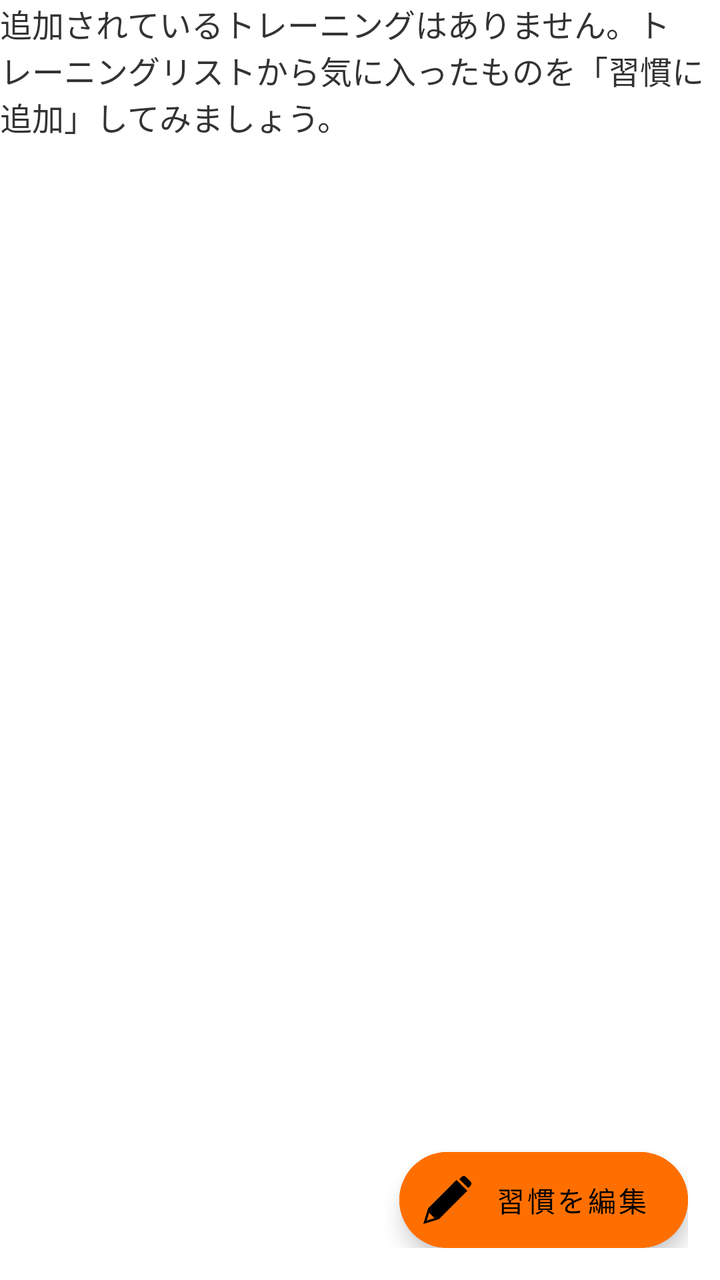
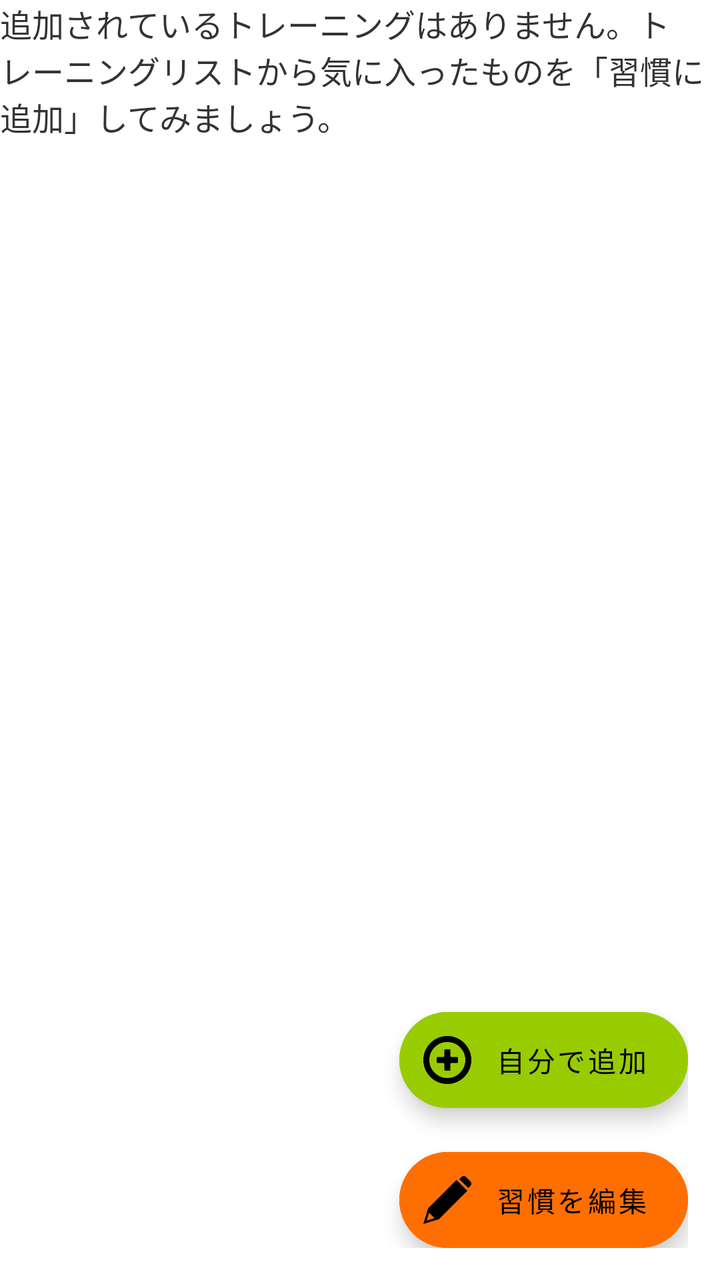

Compare the two renders of this Android layout. The source of the first and the diff that turns it into the second are given below.
<!-- AndroidManifest.xml: application theme Theme.BFI2JApplication -->
<!-- res/layout/fragment_habit.xml -->
<?xml version="1.0" encoding="utf-8"?>
<FrameLayout xmlns:android="http://schemas.android.com/apk/res/android"
    xmlns:tools="http://schemas.android.com/tools"
    xmlns:app="http://schemas.android.com/apk/res-auto"
    android:orientation="vertical"
    android:layout_width="match_parent"
    android:layout_height="match_parent"
    android:layout_margin="16dp">




    <LinearLayout
        android:layout_width="match_parent"
        android:layout_height="match_parent"
        android:orientation="vertical">









        <TextView
            android:id="@+id/tvNoHabit"
            android:layout_width="wrap_content"
            android:layout_height="wrap_content"
            android:text="追加されているトレーニングはありません。トレーニングリストから気に入ったものを「習慣に追加」してみましょう。"
            style="@style/Body"
            android:visibility="visible"/>




        
        <androidx.recyclerview.widget.RecyclerView
            android:id="@+id/recyclerViewHabit"
            android:layout_width="match_parent"
            android:layout_height="match_parent"
            android:clipToPadding="false"/>



    </LinearLayout>


    <FrameLayout
        android:id="@+id/fabContainer"
        android:layout_width="match_parent"
        android:layout_height="match_parent"
        android:orientation="vertical"

        android:layout_margin="16dp"
        android:layout_gravity="bottom|end">





        
        <com.google.android.material.floatingactionbutton.ExtendedFloatingActionButton
            android:id="@+id/fabRoutine"
            android:layout_width="wrap_content"
            android:layout_height="wrap_content"
            android:text="グループ化"

            app:icon="@drawable/ic_routine"
            android:layout_gravity="bottom|end"


            android:visibility="invisible"
            android:alpha="0"
            android:scaleX="0"
            android:scaleY="0"


            android:backgroundTint="@android:color/holo_blue_light"/>

        
        <com.google.android.material.floatingactionbutton.ExtendedFloatingActionButton
            android:id="@+id/fabMain"
            android:layout_width="wrap_content"
            android:layout_height="wrap_content"
            android:text="習慣を編集"
            app:icon="@drawable/ic_edit"
            android:layout_gravity="bottom|end"

            android:backgroundTint="?attr/colorPrimary"/>


















        












    </FrameLayout>




</FrameLayout>
<!-- resources referenced by this layout -->
<resources>
  <!-- drawable ic_edit: png bitmap (drawable, 10548 bytes) -->
  <!-- drawable ic_routine: png bitmap (drawable, 10858 bytes) -->
  <style name="Body">
          <item name="android:textSize">16sp</item>
          <item name="android:textColor">@color/text_secondary</item>
  
          <item name="android:layout_marginBottom">8dp</item>
      </style>
  <style name="Theme.BFI2JApplication" parent="Theme.MaterialComponents.Light.NoActionBar">
  
  
          <item name="colorPrimary">@color/primary</item>
          <item name="colorOnPrimary">@color/white</item>
          <item name="android:textColor">@color/text_primary</item>
      </style>
  <color name="text_secondary">#333333</color>
  <color name="primary">#FF6F00</color>
  <color name="white">#FFFFFFFF</color>
  <color name="text_primary">#222222</color>
</resources>

<!-- the commit's change to res/layout/fragment_habit.xml (unified diff, before → after) -->
@@ -78,6 +78,7 @@
 
             android:backgroundTint="@android:color/holo_blue_light"/>
 
+
         
         <com.google.android.material.floatingactionbutton.ExtendedFloatingActionButton
             android:id="@+id/fabMain"
@@ -87,21 +88,34 @@
             app:icon="@drawable/ic_edit"
             android:layout_gravity="bottom|end"
 
+            android:visibility="visible"
+
+
+
             android:backgroundTint="?attr/colorPrimary"/>
 
 
 
 
+        
+        <com.google.android.material.floatingactionbutton.ExtendedFloatingActionButton
+            android:id="@+id/fabAddCustom"
+            android:layout_width="wrap_content"
+            android:layout_height="wrap_content"
+            android:text="自分で追加"
 
+            app:icon="@drawable/ic_add"
 
+            android:layout_gravity="bottom|end"
+            android:layout_marginBottom="70dp"
 
+            android:visibility="visible"
+            android:backgroundTint="@android:color/holo_green_light"
 
-
-
-
-
-
-
+        />
+        
+        
+        
 
 
 
<!-- resource entries referenced after the edit -->
@@ -1,5 +1,6 @@
 <!-- resources referenced by this layout -->
 <resources>
+  <!-- drawable ic_add: png bitmap (drawable, 20053 bytes) -->
   <!-- drawable ic_edit: png bitmap (drawable, 10548 bytes) -->
   <!-- drawable ic_routine: png bitmap (drawable, 10858 bytes) -->
   <style name="Body">
